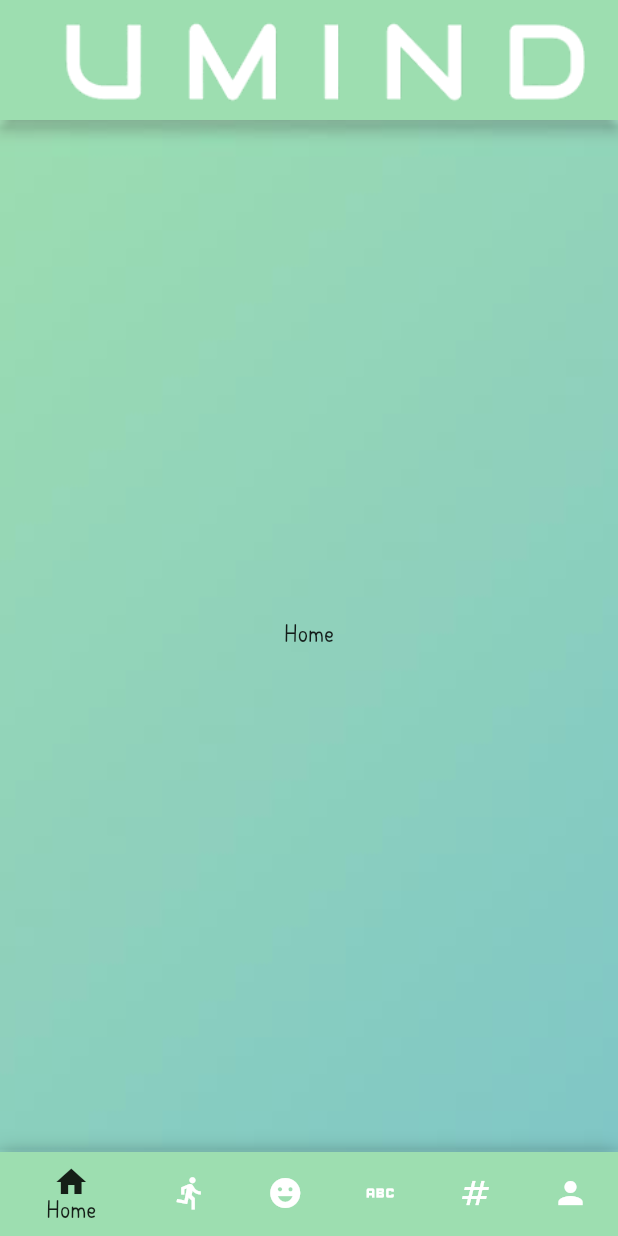
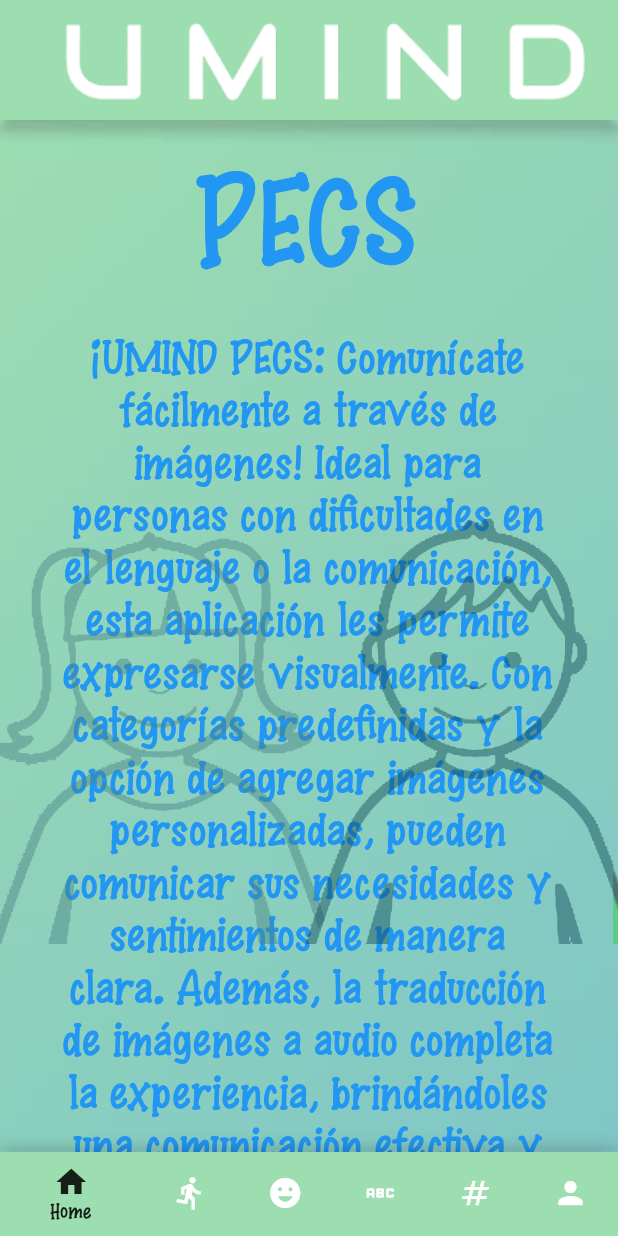
Before and after one commit to uMindPF/AppFlutter, a Flutter app: the screen it shows after launch, on a phone screen of 412 x 824 dp. Run offline on Flutter 3.47's test engine with Material 2 defaults, Android fonts, the phone set to English and light mode, and no system bars; our stand-ins replace file_picker, flutter_tts, shared_preferences.

Commit message:
arreglos, nueva fuente

```diff
--- a/lib/Home.dart
+++ b/lib/Home.dart
@@ -14,7 +14,32 @@
           ),
         ),
         child: Center(
-          child: Text('Home'),
+          child: Stack(
+            children: [
+              Center(
+                child: Column(
+                  children: [
+                    SizedBox(height: MediaQuery.of(context).size.height * 0.03),
+                    const Text("PECS",
+                        style: TextStyle(fontSize: 80, color: Colors.blue)),
+                    SizedBox(height: MediaQuery.of(context).size.height * 0.03),
+                    SizedBox(
+                      width: MediaQuery.of(context).size.width * 0.8,
+                      child: const Text(
+                          "¡UMIND PECS: Comunícate fácilmente a través de imágenes! Ideal para personas con dificultades en el lenguaje o la comunicación, esta aplicación les permite expresarse visualmente. Con categorías predefinidas y la opción de agregar imágenes personalizadas, pueden comunicar sus necesidades y sentimientos de manera clara. Además, la traducción de imágenes a audio completa la experiencia, brindándoles una comunicación efectiva y enriquecedora.",
+                          textAlign: TextAlign.center,
+                          style: TextStyle(fontSize: 30, color: Colors.blue)),
+                    ),
+                  ],
+                ),
+              ),
+              Image.asset(
+                "assets/images/home.png",
+                width: MediaQuery.of(context).size.width,
+                alignment: Alignment.bottomCenter,
+              ),
+            ],
+          ),
         ),
       ),
     );
--- a/lib/Pictogramas.dart
+++ b/lib/Pictogramas.dart
@@ -1,6 +1,5 @@
 import 'dart:convert';
 import 'dart:io';
-import 'dart:math';
 
 import 'package:flutter/material.dart';
 import 'package:flutter/rendering.dart';
--- a/lib/main.dart
+++ b/lib/main.dart
@@ -16,7 +16,7 @@
       title: 'uMind',
       theme: ThemeData(
         primarySwatch: Colors.blue,
-        fontFamily: 'Childlet',
+        fontFamily: 'SweetChildish',
       ),
       home: const MyHomePage(),
     );
--- a/pubspec.yaml
+++ b/pubspec.yaml
@@ -78,6 +78,9 @@
     - family: Childlet
       fonts:
         - asset: fonts/Childlet-Bold.ttf
+    - family: SweetChildish
+      fonts:
+        - asset: fonts/Sweet_Childish.ttf
 
   # The following line ensures that the Material Icons font is
   # included with your application, so that you can use the icons in
```
Also changed, not shown: assets/images/home.png (added), assets/images/uMind.png (added), fonts/Childlet-Bold.otf (deleted), fonts/Childlet-Light.otf (deleted), fonts/Childlet.otf (deleted), fonts/Sweet_Childish.ttf (added).
